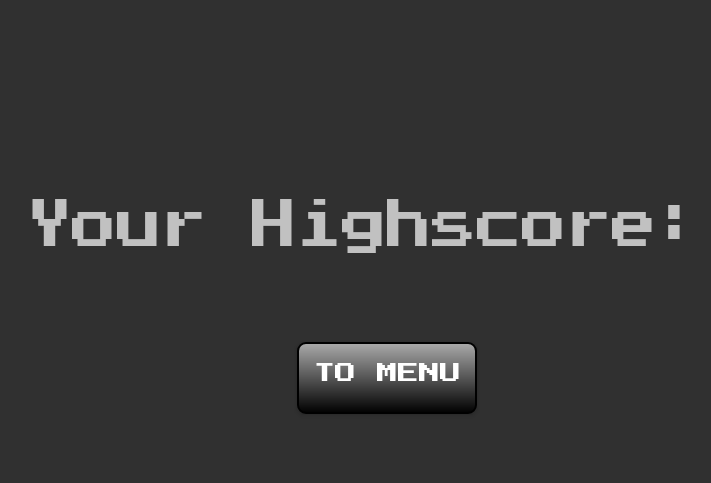
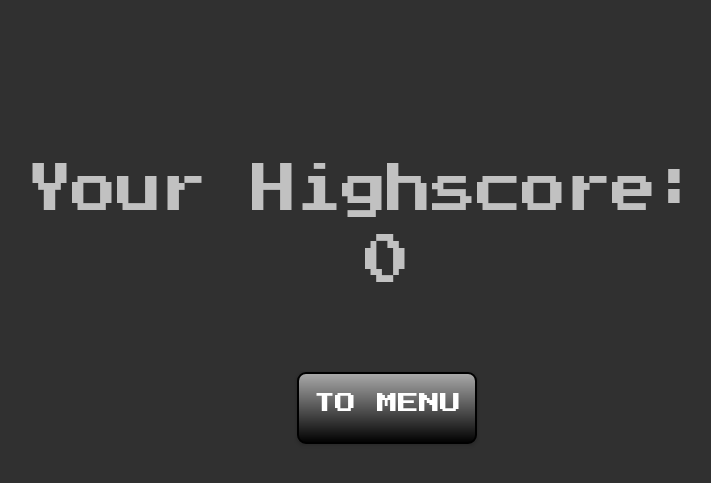
Before and after one commit to MoritzMusel/appdev-ss23-gr1, an Android app: the ScoreFragment screen opened through its navigation route, on a phone screen of 824 x 412 dp (held sideways). Shown: the top 483 px of the screen, without its empty margins (231-942 px from the left). Run offline under Robolectric (Android 15) with nearby library versions, the phone set to English and light mode, and no system bars.

Commit message:
Implemented DB

```diff
--- a/app/src/main/java/com/example/supersnake/GameOverFragment.kt
+++ b/app/src/main/java/com/example/supersnake/GameOverFragment.kt
@@ -22,6 +22,7 @@ private const val ARG_PARAM1 = "score"
 class GameOverFragment : Fragment() {
     // TODO: Rename and change types of parameters
     private var score: String? = null
+    private lateinit var dbHelper: MyDBHelper
 
     override fun onCreate(savedInstanceState: Bundle?) {
         super.onCreate(savedInstanceState)
@@ -41,6 +42,10 @@ class GameOverFragment : Fragment() {
         val view =  inflater.inflate(R.layout.fragment_game_over, container, false)
         var realScore = score!!.toInt().minus(4)
         view?.findViewById<TextView>(R.id.txtScore)?.text = "Your score: $realScore"
+
+        dbHelper = MyDBHelper(requireContext())
+        dbHelper.saveValue(realScore)
+
         // Inflate the layout for this fragment
         return view
     }
--- a/app/src/main/java/com/example/supersnake/ScoreFragment.kt
+++ b/app/src/main/java/com/example/supersnake/ScoreFragment.kt
@@ -6,6 +6,7 @@ import android.view.LayoutInflater
 import android.view.View
 import android.view.ViewGroup
 import android.widget.Button
+import android.widget.TextView
 import androidx.activity.addCallback
 import androidx.navigation.fragment.findNavController
 
@@ -23,6 +24,8 @@ class ScoreFragment : Fragment() {
     // TODO: Rename and change types of parameters
     private var param1: String? = null
     private var param2: String? = null
+
+    private lateinit var dbHelper: MyDBHelper
 
     override fun onCreate(savedInstanceState: Bundle?) {
         super.onCreate(savedInstanceState)
@@ -67,6 +70,12 @@ class ScoreFragment : Fragment() {
     override fun onViewCreated(view: View, savedInstanceState: Bundle?) {
         super.onViewCreated(view, savedInstanceState)
 
+        dbHelper = MyDBHelper(requireContext())
+        var value: Int = dbHelper.getValue()
+
+        var scoreField = view.findViewById<TextView>(R.id.textViewScore)
+        scoreField.text = "Your Highscore: \n$value"
+
         val btnToMenu: Button = view.findViewById(R.id.btnMenu)
         btnToMenu.setOnClickListener(){
             findNavController().navigate(R.id.action_scoreFragment_to_menuFragment)
--- a/app/src/main/res/layout/fragment_loading.xml
+++ b/app/src/main/res/layout/fragment_loading.xml
@@ -21,7 +21,7 @@
             app:layout_constraintTop_toTopOf="parent" />
 
         <TextView
-            android:id="@+id/textViewLoading"
+            android:id="@+id/textViewScore"
             android:layout_width="wrap_content"
             android:layout_height="wrap_content"
             android:layout_marginTop="100dp"
@@ -41,7 +41,7 @@
             app:layout_constraintEnd_toEndOf="parent"
             app:layout_constraintHorizontal_bias="0.0"
             app:layout_constraintStart_toStartOf="parent"
-            app:layout_constraintTop_toBottomOf="@id/textViewLoading"
+            app:layout_constraintTop_toBottomOf="@id/textViewScore"
             app:lottie_autoPlay="true"
             app:lottie_loop="true"
             app:lottie_rawRes="@raw/snake_loading" />
--- a/app/src/main/res/layout/fragment_score.xml
+++ b/app/src/main/res/layout/fragment_score.xml
@@ -11,7 +11,7 @@
         android:layout_height="match_parent">
 
         <TextView
-            android:id="@+id/textViewLoading"
+            android:id="@+id/textViewScore"
             android:layout_width="wrap_content"
             android:layout_height="wrap_content"
             android:fontFamily="@font/press_start_2p"
@@ -37,7 +37,7 @@
             app:layout_constraintBottom_toBottomOf="parent"
             app:layout_constraintEnd_toEndOf="parent"
             app:layout_constraintStart_toStartOf="parent"
-            app:layout_constraintTop_toBottomOf="@+id/textViewLoading" />
+            app:layout_constraintTop_toBottomOf="@+id/textViewScore" />
     </androidx.constraintlayout.widget.ConstraintLayout>
 
 </FrameLayout>
```
Also changed, not shown: app/src/main/java/com/example/supersnake/MainActivity.kt (added, +108 -0 lines).
